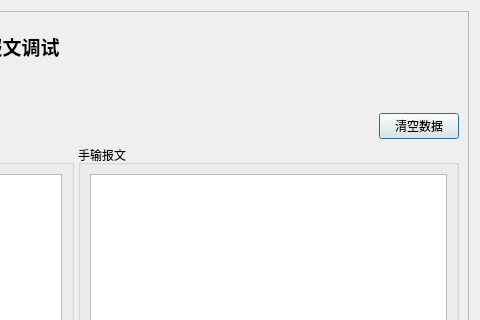
Old version of the form form/dialogdebug.ui in the repository whx110123/nettool; both pictures show x 437 to 917 and y 0 to 320 of the 917 by 679 pixel window.
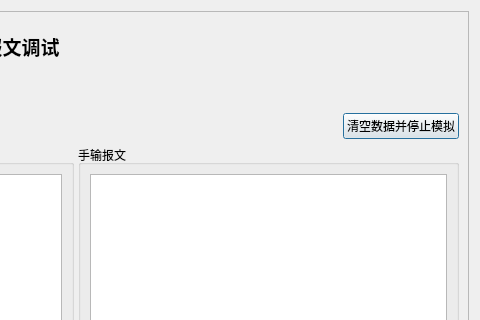
New version of the form.

Diff of the .ui file:
```diff
--- a/form/dialogdebug.ui
+++ b/form/dialogdebug.ui
@@ -119,7 +119,7 @@
         <item>
          <widget class="QPushButton" name="Bt_clear">
           <property name="text">
-           <string>清空数据</string>
+           <string>清空数据并停止模拟</string>
           </property>
          </widget>
         </item>
```
